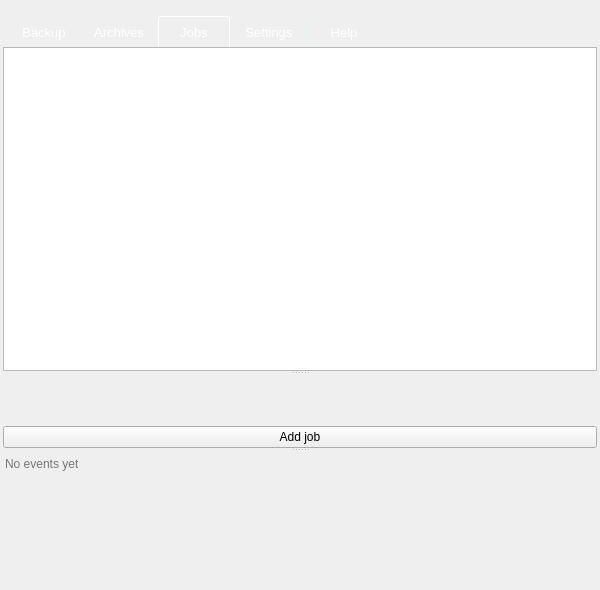
Above: forms/mainwindow.ui from Tarsnap/tarsnap-gui before the change. Below: the same form after it.
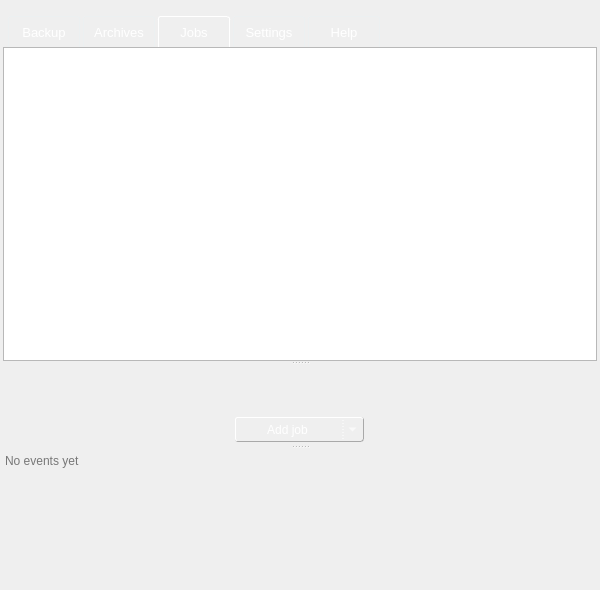
That is the form after the change. The open tabs and pages were chosen to show the change. Icons and pictures are not drawn. Custom widgets are drawn as their Qt base class.

Commit message:
Upgrade the Add job button functionality and looks.
Added a menu to it with the backup all jobs action. This commit also includes a bunch of other improvements.

```diff
--- a/forms/mainwindow.ui
+++ b/forms/mainwindow.ui
@@ -44,7 +44,7 @@
     <number>0</number>
    </property>
    <property name="bottomMargin">
-    <number>3</number>
+    <number>0</number>
    </property>
    <item>
     <widget class="QWidget" name="mainContent" native="true">
@@ -751,7 +751,7 @@
           </attribute>
           <layout class="QVBoxLayout" name="verticalLayout_4">
            <property name="spacing">
-            <number>0</number>
+            <number>3</number>
            </property>
            <property name="leftMargin">
             <number>3</number>
@@ -763,7 +763,7 @@
             <number>3</number>
            </property>
            <property name="bottomMargin">
-            <number>0</number>
+            <number>3</number>
            </property>
            <item>
             <widget class="QWidget" name="widget_3" native="true">
@@ -840,15 +840,69 @@
                <number>0</number>
               </property>
               <item>
-               <widget class="QPushButton" name="addJobButton">
+               <widget class="QToolButton" name="addJobButton">
+                <property name="sizePolicy">
+                 <sizepolicy hsizetype="Maximum" vsizetype="Fixed">
+                  <horstretch>0</horstretch>
+                  <verstretch>0</verstretch>
+                 </sizepolicy>
+                </property>
                 <property name="toolTip">
                  <string>Add a new job (Ctrl+n)</string>
                 </property>
+                <property name="styleSheet">
+                 <string notr="true">QToolButton
+{
+background: qlineargradient(x1: 0, y1: 0, x2: 0, y2: 1,
+					stop: 0 rgba(64,152,212,255), stop: 1 rgba(64,152,212,255));
+border-top: 1px solid white;
+border-left: 1px solid white;
+border-bottom: 1px solid darkgrey;
+border-right: 1px solid darkgrey;
+border-radius: 3px;
+color: white;
+font-size: 12px;
+padding-right: 24px;
+width: 100px;
+height: 20px;
+}
+
+QToolButton:disabled
+{
+background: qlineargradient(x1: 0, y1: 0, x2: 0, y2: 1,
+					stop: 0 rgba(85,164,216,225), stop: 1.0 rgba(85,164,216,225));
+}
+
+QToolButton:pressed
+{
+background: qlineargradient(x1: 0, y1: 0, x2: 0, y2: 1,
+					stop: 0 rgba(85,164,216,225), stop: 1.0 rgba(85,164,216,225));
+}
+
+QToolButton:focus
+{
+border: 1px solid white;
+}
+
+QToolButton::menu-button {
+border-left: 1px dotted white;
+width: 16px;
+margin-right: 4px;
+}
+
+QToolButton QMenu
+{
+text-align: center;
+}</string>
+                </property>
                 <property name="text">
                  <string>Add job</string>
                 </property>
-                <property name="save" stdset="0">
-                 <bool>false</bool>
+                <property name="popupMode">
+                 <enum>QToolButton::MenuButtonPopup</enum>
+                </property>
+                <property name="toolButtonStyle">
+                 <enum>Qt::ToolButtonTextOnly</enum>
                 </property>
                </widget>
               </item>
@@ -1941,13 +1995,13 @@
        <number>12</number>
       </property>
       <property name="topMargin">
-       <number>0</number>
+       <number>3</number>
       </property>
       <property name="rightMargin">
        <number>12</number>
       </property>
       <property name="bottomMargin">
-       <number>0</number>
+       <number>3</number>
       </property>
       <item>
        <widget class="QToolButton" name="expandJournalButton">
```
Left out of the diff: 11 changed lines with no effect on the pictures. The commit also changes 8 other files.
